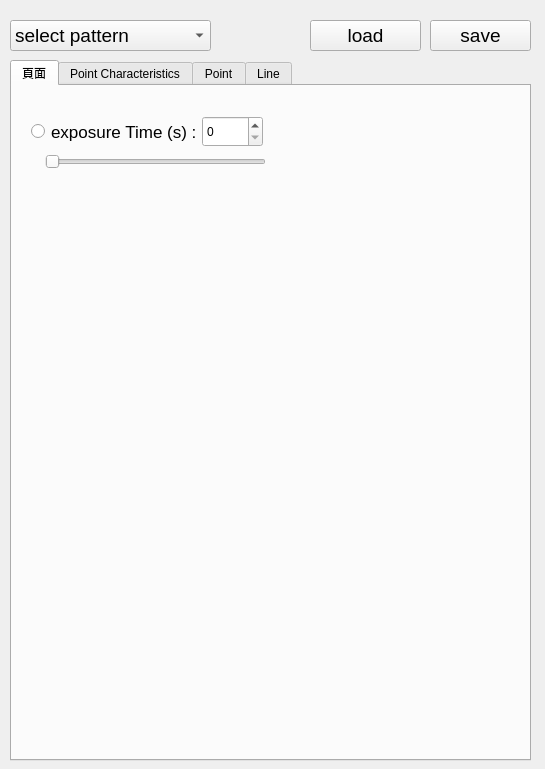
hsinying-tsai/CT2, file funcpar.ui: the form before one commit.
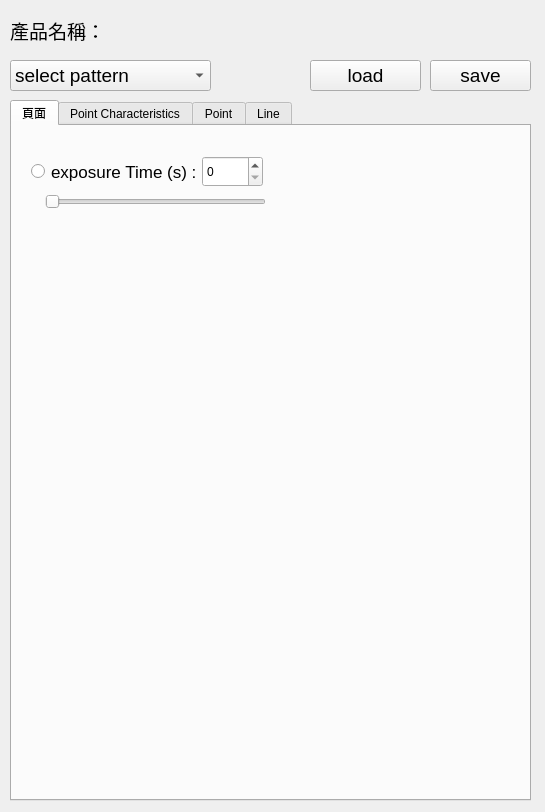
The form after the commit.

What changed in the file:
```diff
--- a/funcpar.ui
+++ b/funcpar.ui
@@ -7,7 +7,7 @@
     <x>0</x>
     <y>0</y>
     <width>545</width>
-    <height>769</height>
+    <height>812</height>
    </rect>
   </property>
   <property name="windowTitle">
@@ -17,7 +17,7 @@
    <property name="geometry">
     <rect>
      <x>10</x>
-     <y>60</y>
+     <y>100</y>
      <width>521</width>
      <height>701</height>
     </rect>
@@ -25,7 +25,7 @@
    <property name="currentIndex">
     <number>0</number>
    </property>
-   <widget class="QWidget" name="">
+   <widget class="QWidget" name="widget">
     <attribute name="title">
      <string>頁面</string>
     </attribute>
@@ -1971,7 +1971,7 @@
    <property name="geometry">
     <rect>
      <x>10</x>
-     <y>20</y>
+     <y>60</y>
      <width>201</width>
      <height>31</height>
     </rect>
@@ -1997,7 +1997,7 @@
    <property name="geometry">
     <rect>
      <x>310</x>
-     <y>20</y>
+     <y>60</y>
      <width>111</width>
      <height>31</height>
     </rect>
@@ -2015,7 +2015,7 @@
    <property name="geometry">
     <rect>
      <x>430</x>
-     <y>20</y>
+     <y>60</y>
      <width>101</width>
      <height>31</height>
     </rect>
@@ -2029,6 +2029,42 @@
     <string>save</string>
    </property>
   </widget>
+  <widget class="QLabel" name="lbl">
+   <property name="geometry">
+    <rect>
+     <x>10</x>
+     <y>20</y>
+     <width>101</width>
+     <height>21</height>
+    </rect>
+   </property>
+   <property name="font">
+    <font>
+     <pointsize>14</pointsize>
+    </font>
+   </property>
+   <property name="text">
+    <string>產品名稱：</string>
+   </property>
+  </widget>
+  <widget class="QLabel" name="lbl_ModelName">
+   <property name="geometry">
+    <rect>
+     <x>110</x>
+     <y>15</y>
+     <width>131</width>
+     <height>31</height>
+    </rect>
+   </property>
+   <property name="font">
+    <font>
+     <pointsize>14</pointsize>
+    </font>
+   </property>
+   <property name="text">
+    <string/>
+   </property>
+  </widget>
  </widget>
  <resources/>
  <connections/>
```
